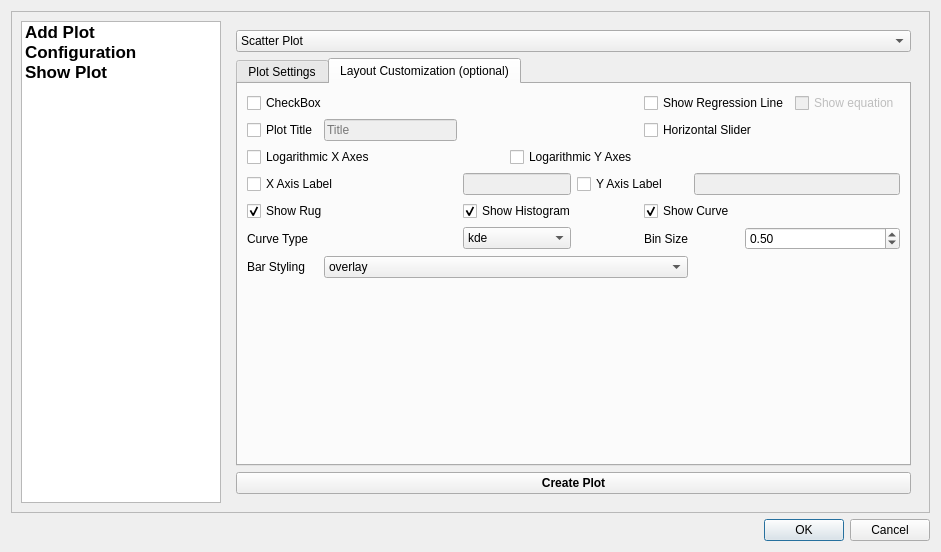
lucacasagrande/DataPlot, file ui/plotDialog.ui: the form before one commit.
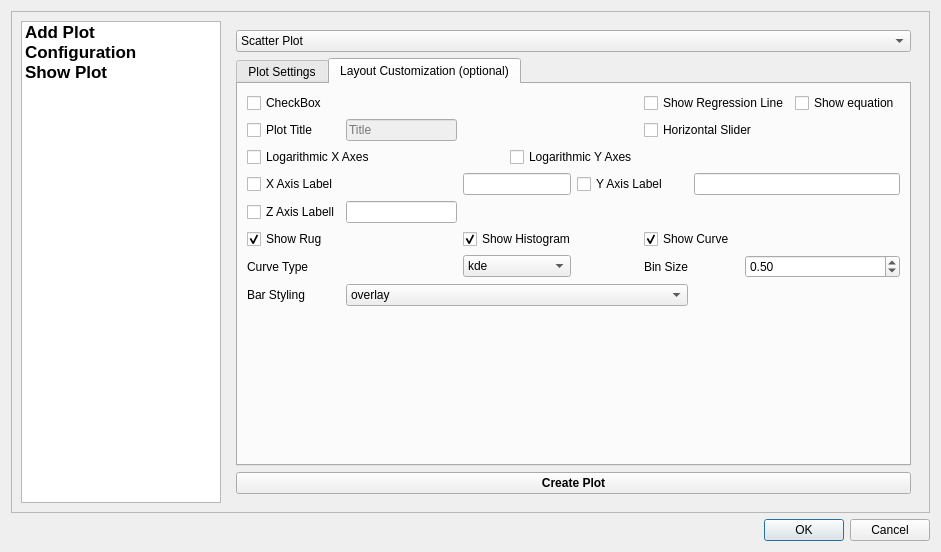
The form after the commit. The open tabs and pages were chosen to show the change. Custom widgets are drawn as their Qt base class.

Commit message: [UI] signal/slots added

```diff
--- a/ui/plotDialog.ui
+++ b/ui/plotDialog.ui
@@ -457,6 +457,13 @@
               <layout class="QVBoxLayout" name="verticalLayout_4">
                <item>
                 <layout class="QGridLayout" name="gridLayout">
+                 <item row="0" column="5" colspan="3">
+                  <widget class="QCheckBox" name="regressionCheck">
+                   <property name="text">
+                    <string>Show Regression Line</string>
+                   </property>
+                  </widget>
+                 </item>
                  <item row="0" column="0" colspan="2">
                   <widget class="QCheckBox" name="legendCheck">
                    <property name="text">
@@ -464,17 +471,10 @@
                    </property>
                   </widget>
                  </item>
-                 <item row="0" column="5" colspan="3">
-                  <widget class="QCheckBox" name="regressionCheck">
-                   <property name="text">
-                    <string>Show Regression Line</string>
-                   </property>
-                  </widget>
-                 </item>
                  <item row="0" column="8">
                   <widget class="QCheckBox" name="regressionCheck">
                    <property name="enabled">
-                    <bool>false</bool>
+                    <bool>true</bool>
                    </property>
                    <property name="text">
                     <string>Show equation</string>
@@ -525,7 +525,7 @@
                  <item row="3" column="2" colspan="2">
                   <widget class="QLineEdit" name="xAxisText">
                    <property name="enabled">
-                    <bool>false</bool>
+                    <bool>true</bool>
                    </property>
                   </widget>
                  </item>
@@ -539,11 +539,11 @@
                  <item row="3" column="6" colspan="3">
                   <widget class="QLineEdit" name="yAxisText">
                    <property name="enabled">
-                    <bool>false</bool>
+                    <bool>true</bool>
                    </property>
                   </widget>
                  </item>
-                 <item row="4" column="0" colspan="2">
+                 <item row="5" column="0" colspan="2">
                   <widget class="QCheckBox" name="rugCheck">
                    <property name="text">
                     <string>Show Rug</string>
@@ -553,7 +553,7 @@
                    </property>
                   </widget>
                  </item>
-                 <item row="4" column="2" colspan="3">
+                 <item row="5" column="2" colspan="3">
                   <widget class="QCheckBox" name="histCheck">
                    <property name="text">
                     <string>Show Histogram</string>
@@ -563,7 +563,7 @@
                    </property>
                   </widget>
                  </item>
-                 <item row="4" column="5" colspan="2">
+                 <item row="5" column="5" colspan="2">
                   <widget class="QCheckBox" name="curveCheck">
                    <property name="text">
                     <string>Show Curve</string>
@@ -573,14 +573,14 @@
                    </property>
                   </widget>
                  </item>
-                 <item row="5" column="0">
+                 <item row="6" column="0">
                   <widget class="QLabel" name="label_35">
                    <property name="text">
                     <string>Curve Type</string>
                    </property>
                   </widget>
                  </item>
-                 <item row="5" column="2" colspan="2">
+                 <item row="6" column="2" colspan="2">
                   <widget class="QComboBox" name="curveCombo">
                    <item>
                     <property name="text">
@@ -594,14 +594,14 @@
                    </item>
                   </widget>
                  </item>
-                 <item row="5" column="5">
+                 <item row="6" column="5">
                   <widget class="QLabel" name="label_36">
                    <property name="text">
                     <string>Bin Size</string>
                    </property>
                   </widget>
                  </item>
-                 <item row="5" column="7" colspan="2">
+                 <item row="6" column="7" colspan="2">
                   <widget class="QDoubleSpinBox" name="binSize">
                    <property name="minimum">
                     <double>0.100000000000000</double>
@@ -617,14 +617,14 @@
                    </property>
                   </widget>
                  </item>
-                 <item row="6" column="0">
+                 <item row="7" column="0">
                   <widget class="QLabel" name="label_32">
                    <property name="text">
                     <string>Bar Styling</string>
                    </property>
                   </widget>
                  </item>
-                 <item row="6" column="1" colspan="5">
+                 <item row="7" column="1" colspan="5">
                   <widget class="QComboBox" name="histCombo">
                    <property name="styleSheet">
                     <string notr="true"/>
@@ -651,6 +651,16 @@
                    </property>
                   </widget>
                  </item>
+                 <item row="4" column="0">
+                  <widget class="QCheckBox" name="checkBox">
+                   <property name="text">
+                    <string>Z Axis Labell</string>
+                   </property>
+                  </widget>
+                 </item>
+                 <item row="4" column="1">
+                  <widget class="QLineEdit" name="zAxisText"/>
+                 </item>
                 </layout>
                </item>
                <item>
```
Left out of the diff: 120 changed lines with no effect on the pictures.
